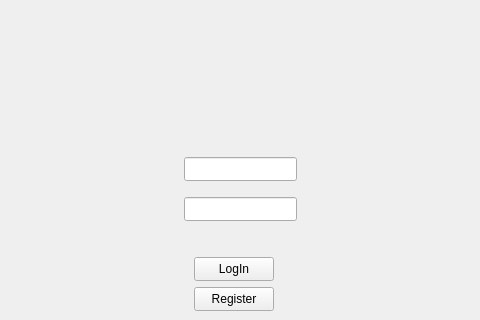
Before: the Qt Designer form mainwindow.ui in xAGitHubAccount/QTDataBase, drawn with Qt 5; both pictures show x 156 to 636 and y 93 to 413 of the 800 by 600 pixel window.
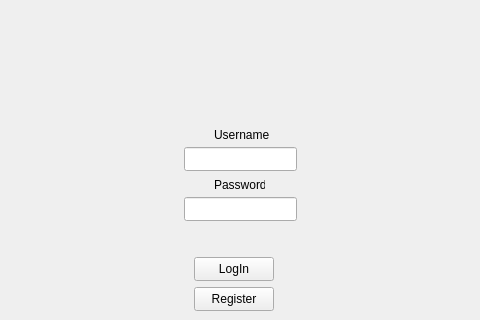
After: the same form once the commit is applied.

Patch:
```diff
--- a/mainwindow.ui
+++ b/mainwindow.ui
@@ -57,7 +57,7 @@
       <property name="geometry">
        <rect>
         <x>350</x>
-        <y>220</y>
+        <y>210</y>
         <width>113</width>
         <height>24</height>
        </rect>
@@ -73,6 +73,32 @@
        </rect>
       </property>
      </widget>
+     <widget class="QLabel" name="label">
+      <property name="geometry">
+       <rect>
+        <x>380</x>
+        <y>190</y>
+        <width>61</width>
+        <height>16</height>
+       </rect>
+      </property>
+      <property name="text">
+       <string>Username</string>
+      </property>
+     </widget>
+     <widget class="QLabel" name="label_2">
+      <property name="geometry">
+       <rect>
+        <x>380</x>
+        <y>240</y>
+        <width>51</width>
+        <height>16</height>
+       </rect>
+      </property>
+      <property name="text">
+       <string>Password</string>
+      </property>
+     </widget>
     </widget>
    </widget>
   </widget>
```
